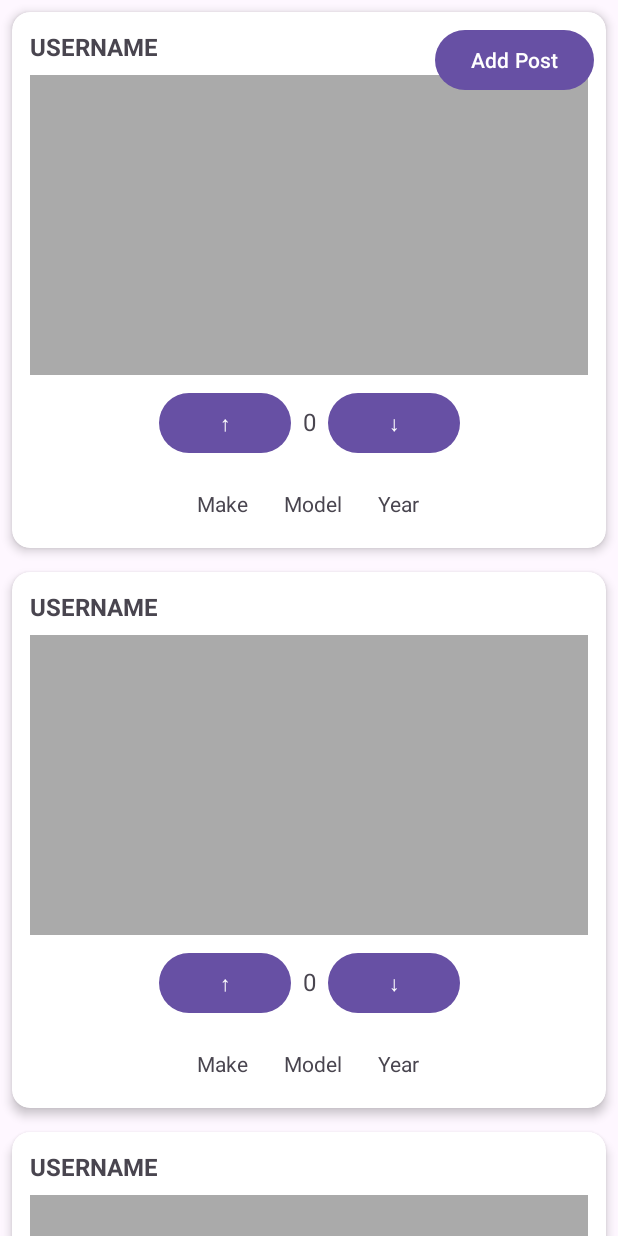
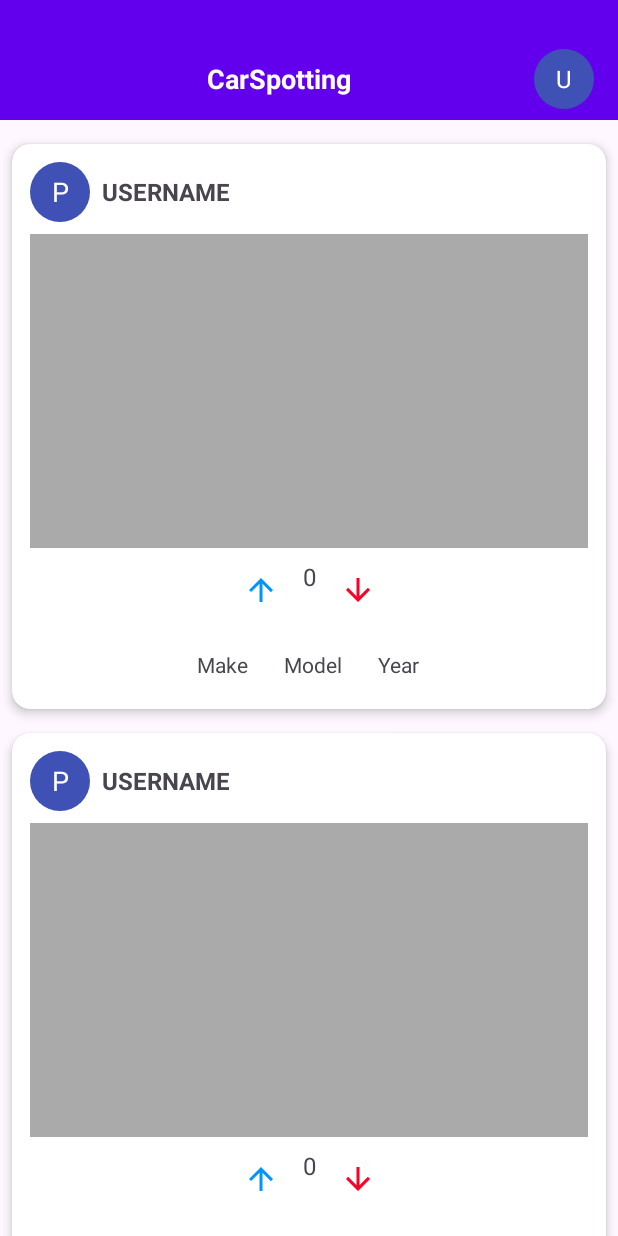
Before and after one commit to AvramPaul/ProiectLicenta, an Android app: the layout activity_feed.xml on its own in the app's theme, with its tools: preview values and no code run, on a phone screen of 412 x 824 dp. Run offline under Robolectric (Android 15) with nearby library versions, the light colour scheme and no system bars; network calls fail.

Commit message:
Added the banner top of the feed, where user services will appear, and the feed is the 3-rd page now

```diff
--- a/car-spotting-frontend/app/build.gradle
+++ b/car-spotting-frontend/app/build.gradle
@@ -32,6 +32,7 @@ dependencies {
 
     implementation libs.glide
     implementation libs.okhttp3.integration
+    implementation libs.recyclerview
     annotationProcessor libs.compiler
     implementation libs.okhttp
     implementation libs.appcompat
--- a/car-spotting-frontend/app/src/main/java/com/example/car_spotting_front_end/activity/FeedActivity.java
+++ b/car-spotting-frontend/app/src/main/java/com/example/car_spotting_front_end/activity/FeedActivity.java
@@ -28,7 +28,7 @@ import retrofit2.Retrofit;
 import retrofit2.converter.gson.GsonConverterFactory;
 
 public class FeedActivity extends AppCompatActivity {
-    private Button createPostButton;
+   // private Button createPostButton;
     private RecyclerView feedRecyclerView;
     private PostAdapter postAdapter;
     private List<Post> postsList = new ArrayList<>();
@@ -46,16 +46,16 @@ public class FeedActivity extends AppCompatActivity {
     }
 
     public void initializeComponents() {
-        createPostButton = findViewById(R.id.addPostButton);
+      //  createPostButton = findViewById(R.id.addPostButton);
         feedRecyclerView = findViewById(R.id.feedRecyclerView);
         feedRecyclerView.setLayoutManager(new LinearLayoutManager(this));
         postAdapter = new PostAdapter(postsList);
         feedRecyclerView.setAdapter(postAdapter);
 
-        createPostButton.setOnClickListener(view -> {
+        /*createPostButton.setOnClickListener(view -> {
             Intent intent = new Intent(FeedActivity.this, InsertImageActivity.class);
             startActivity(intent);
-        });
+        });*/
 
         fetchPosts(currentPage ,pageSize);
 
--- a/car-spotting-frontend/app/src/main/java/com/example/car_spotting_front_end/activity/LoginActivity.java
+++ b/car-spotting-frontend/app/src/main/java/com/example/car_spotting_front_end/activity/LoginActivity.java
@@ -68,7 +68,7 @@ public class LoginActivity extends AppCompatActivity {
                     tokenManager.saveToken(token);
                     Toast.makeText(LoginActivity.this, "Login successful!", Toast.LENGTH_SHORT).show();
 
-                    Intent intent = new Intent(LoginActivity.this, InsertImageActivity.class);
+                    Intent intent = new Intent(LoginActivity.this, FeedActivity.class);
                     startActivity(intent);
                     finish();
                 }else{
--- a/car-spotting-frontend/app/src/main/java/com/example/car_spotting_front_end/dto/PostAdapter.java
+++ b/car-spotting-frontend/app/src/main/java/com/example/car_spotting_front_end/dto/PostAdapter.java
@@ -4,6 +4,7 @@ import android.view.LayoutInflater;
 import android.view.View;
 import android.view.ViewGroup;
 import android.widget.Button;
+import android.widget.ImageButton;
 import android.widget.ImageView;
 import android.widget.TextView;
 
@@ -35,6 +36,9 @@ public class PostAdapter extends RecyclerView.Adapter<PostAdapter.PostViewHolder
     @Override
     public void onBindViewHolder(@NonNull PostViewHolder holder, int position) {
         Post post = posts.get(position);
+        String username = post.getUsername();
+        String initial = username != null && !username.isEmpty() ? username.substring(0, 1).toUpperCase() : "?";
+        holder.avatarTextView.setText(initial);
         holder.usernameTextView.setText(post.getUsername());
         holder.scoreTextView.setText(String.valueOf(post.getScore()));
         holder.carMakeTextView.setText(post.getCarMake());
@@ -67,7 +71,8 @@ public class PostAdapter extends RecyclerView.Adapter<PostAdapter.PostViewHolder
             TextView usernameTextView, scoreTextView;
             TextView carMakeTextView, carModelTextView, carYearTextView;
             ImageView postImageView;
-            Button upvoteButton, downvoteButton;
+            ImageButton upvoteButton, downvoteButton;
+            TextView avatarTextView;
 
             public PostViewHolder(@NonNull View itemView) {
                 super(itemView);
@@ -80,6 +85,7 @@ public class PostAdapter extends RecyclerView.Adapter<PostAdapter.PostViewHolder
                 postImageView = itemView.findViewById(R.id.postImageView);
                 upvoteButton = itemView.findViewById(R.id.upvoteButton);
                 downvoteButton = itemView.findViewById(R.id.downvoteButton);
+                avatarTextView = itemView.findViewById(R.id.avatarTextView);
             }
         }
 }
--- /dev/null
+++ b/car-spotting-frontend/app/src/main/res/drawable/bg_circle_avatar.xml
@@ -0,0 +1,6 @@
+<?xml version="1.0" encoding="utf-8"?>
+
+    <shape xmlns:android="http://schemas.android.com/apk/res/android"
+        android:shape="oval">
+        <solid android:color="#3F51B5" /> <!-- Poți schimba culoarea -->
+    </shape>
--- a/car-spotting-frontend/app/src/main/res/layout/activity_feed.xml
+++ b/car-spotting-frontend/app/src/main/res/layout/activity_feed.xml
@@ -7,26 +7,66 @@
     android:layout_height="match_parent"
     tools:context=".activity.FeedActivity">
 
-    <!-- RecyclerView for displaying the feed -->
     <androidx.recyclerview.widget.RecyclerView
         android:id="@+id/feedRecyclerView"
         android:layout_width="0dp"
         android:layout_height="0dp"
-        app:layout_constraintTop_toTopOf="parent"
+        android:clipToPadding="false"
+        android:paddingTop="8dp"
+        app:layout_constraintTop_toBottomOf="@id/topBanner"
         app:layout_constraintBottom_toBottomOf="parent"
         app:layout_constraintStart_toStartOf="parent"
         app:layout_constraintEnd_toEndOf="parent"
-        tools:listitem="@layout/item_post"/>
+        tools:listitem="@layout/item_post" />
 
-    <!-- Floating Action Button for adding a post -->
-    <Button
-        android:id="@+id/addPostButton"
-        android:layout_width="wrap_content"
-        android:layout_height="wrap_content"
-        android:text="Add Post"
-        android:drawableStart="@drawable/ic_add_post"
-        android:layout_margin="16dp"
+    <!-- Top Banner (1cm height) -->
+    <LinearLayout
+        android:id="@+id/topBanner"
+        android:layout_width="0dp"
+        android:layout_height="80dp"
+        android:background="#FF6200EE"
+        android:gravity="center_vertical"
+        android:paddingTop="25dp"
+        android:paddingStart="16dp"
+        android:paddingEnd="16dp"
+        android:orientation="horizontal"
         app:layout_constraintTop_toTopOf="parent"
-        app:layout_constraintEnd_toEndOf="parent" />
+        app:layout_constraintStart_toStartOf="parent"
+        app:layout_constraintEnd_toEndOf="parent">
 
-</androidx.constraintlayout.widget.ConstraintLayout>
+        <!-- Empty View pentru partea stanga -->
+        <View
+            android:layout_width="0dp"
+            android:layout_height="wrap_content"
+            android:layout_weight="1" />
+
+        <TextView
+            android:id="@+id/bannerTitle"
+            android:layout_width="wrap_content"
+            android:layout_height="wrap_content"
+            android:text="CarSpotting"
+            android:textColor="@android:color/white"
+            android:textSize="18sp"
+            android:textStyle="bold"
+            android:gravity="center" />
+
+        <!-- Spacer pentru impingerea butonului la dreapta -->
+        <View
+            android:layout_width="0dp"
+            android:layout_height="wrap_content"
+            android:layout_weight="1" />
+
+        <TextView
+            android:id="@+id/profileButton"
+            android:layout_width="40dp"
+            android:layout_height="40dp"
+            android:gravity="center"
+            android:text="U"
+            android:textSize="16sp"
+            android:textColor="@android:color/white"
+            android:background="@drawable/bg_circle_avatar" />
+
+    </LinearLayout>
+
+
+    </androidx.constraintlayout.widget.ConstraintLayout>
--- a/car-spotting-frontend/app/src/main/res/layout/item_post.xml
+++ b/car-spotting-frontend/app/src/main/res/layout/item_post.xml
@@ -12,29 +12,54 @@
         android:layout_height="wrap_content"
         android:padding="12dp">
 
-        <!-- Username -->
-        <TextView
-            android:id="@+id/usernameTextView"
+        <LinearLayout
+            android:id="@+id/userInfoContainer"
             android:layout_width="0dp"
             android:layout_height="wrap_content"
-            android:text="USERNAME"
-            android:textStyle="bold"
-            android:textSize="16sp"
+            android:orientation="horizontal"
             app:layout_constraintTop_toTopOf="parent"
             app:layout_constraintStart_toStartOf="parent"
-            app:layout_constraintEnd_toEndOf="parent" />
+            app:layout_constraintEnd_toEndOf="parent"
+            android:gravity="center_vertical"
+            android:layout_marginBottom="4dp">
+
+            <!-- Avatar rotund cu inițială -->
+            <TextView
+                android:id="@+id/avatarTextView"
+                android:layout_width="40dp"
+                android:layout_height="40dp"
+                android:gravity="center"
+                android:text="P"
+                android:textSize="18sp"
+                android:textColor="@android:color/white"
+                android:background="@drawable/bg_circle_avatar"
+                android:layout_marginEnd="8dp" />
+
+            <!-- Numele utilizatorului -->
+            <TextView
+                android:id="@+id/usernameTextView"
+                android:layout_width="wrap_content"
+                android:layout_height="wrap_content"
+                android:text="USERNAME"
+                android:textStyle="bold"
+                android:textSize="16sp" />
+        </LinearLayout>
 
         <!-- Photo Placeholder -->
         <ImageView
             android:id="@+id/postImageView"
             android:layout_width="0dp"
-            android:layout_height="200dp"
+            android:layout_height="0dp"
             android:layout_marginTop="8dp"
+            android:scaleType="centerCrop"
             android:background="@android:color/darker_gray"
-            android:scaleType="centerCrop"
-            app:layout_constraintTop_toBottomOf="@id/usernameTextView"
+            app:layout_constraintTop_toBottomOf="@id/userInfoContainer"
             app:layout_constraintStart_toStartOf="parent"
-            app:layout_constraintEnd_toEndOf="parent" />
+            app:layout_constraintEnd_toEndOf="parent"
+            app:layout_constraintDimensionRatio="H,16:9"
+            app:layout_constraintBottom_toTopOf="@id/scoreContainer"
+            />
+
 
         <!-- Score and Buttons Row -->
         <LinearLayout
@@ -47,12 +72,14 @@
             app:layout_constraintStart_toStartOf="parent"
             app:layout_constraintEnd_toEndOf="parent">
 
-            <Button
+            <ImageButton
                 android:id="@+id/upvoteButton"
-                android:layout_width="wrap_content"
-                android:layout_height="wrap_content"
-                android:text="↑" />
-
+                android:layout_width="40dp"
+                android:layout_height="40dp"
+                android:src="@drawable/ic_upvote"
+                android:background="?attr/selectableItemBackgroundBorderless"
+                android:contentDescription="upvote"
+                />
             <TextView
                 android:id="@+id/scoreTextView"
                 android:layout_width="wrap_content"
@@ -62,11 +89,13 @@
                 android:layout_marginHorizontal="8dp"
                 android:gravity="center" />
 
-            <Button
+            <ImageButton
                 android:id="@+id/downvoteButton"
-                android:layout_width="wrap_content"
-                android:layout_height="wrap_content"
-                android:text="↓" />
+                android:layout_width="40dp"
+                android:layout_height="40dp"
+                android:src="@drawable/ic_downvote"
+                android:background="?attr/selectableItemBackgroundBorderless"
+                android:contentDescription="downvote" />
         </LinearLayout>
 
         <!-- Car Info Row -->
```
